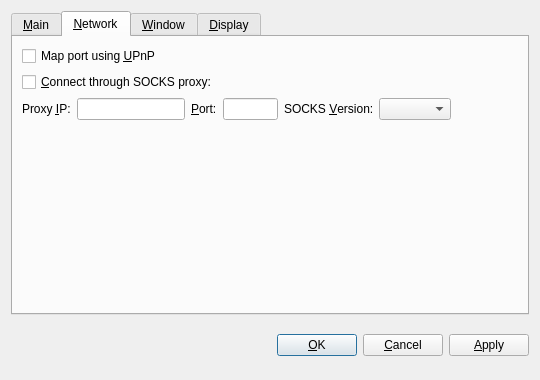
First picture: the form in src/qt/forms/optionsdialog.ui, repository CleanWaterCoin/cleanwatercoin, before the edit.
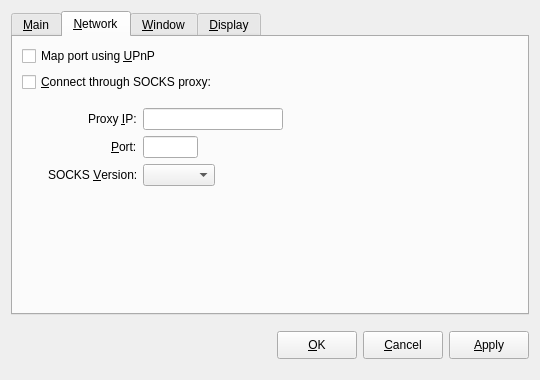
Second picture: the form after the edit. The open tabs and pages were chosen to show the change. Custom widgets are drawn as their Qt base class.

```diff
--- a/src/qt/forms/optionsdialog.ui
+++ b/src/qt/forms/optionsdialog.ui
@@ -137,8 +137,20 @@
         </widget>
        </item>
        <item>
-        <layout class="QHBoxLayout" name="horizontalLayout_Network">
-         <item>
+        <layout class="QFormLayout" name="formLayout">
+         <property name="fieldGrowthPolicy">
+          <enum>QFormLayout::AllNonFixedFieldsGrow</enum>
+         </property>
+         <property name="labelAlignment">
+          <set>Qt::AlignRight|Qt::AlignTrailing|Qt::AlignVCenter</set>
+         </property>
+         <property name="leftMargin">
+          <number>26</number>
+         </property>
+         <property name="topMargin">
+          <number>10</number>
+         </property>
+         <item row="0" column="0">
           <widget class="QLabel" name="proxyIpLabel">
            <property name="text">
             <string>Proxy &amp;IP:</string>
@@ -151,7 +163,7 @@
            </property>
           </widget>
          </item>
-         <item>
+         <item row="0" column="1">
           <widget class="QValidatedLineEdit" name="proxyIp">
            <property name="maximumSize">
             <size>
@@ -164,7 +176,7 @@
            </property>
           </widget>
          </item>
-         <item>
+         <item row="1" column="0">
           <widget class="QLabel" name="proxyPortLabel">
            <property name="text">
             <string>&amp;Port:</string>
@@ -177,7 +189,7 @@
            </property>
           </widget>
          </item>
-         <item>
+         <item row="1" column="1">
           <widget class="QLineEdit" name="proxyPort">
            <property name="maximumSize">
             <size>
@@ -190,7 +202,7 @@
            </property>
           </widget>
          </item>
-         <item>
+         <item row="2" column="0">
           <widget class="QLabel" name="socksVersionLabel">
            <property name="text">
             <string>SOCKS &amp;Version:</string>
@@ -203,26 +215,19 @@
            </property>
           </widget>
          </item>
-         <item>
+         <item row="2" column="1">
           <widget class="QValueComboBox" name="socksVersion">
+           <property name="sizePolicy">
+            <sizepolicy hsizetype="Maximum" vsizetype="Fixed">
+             <horstretch>0</horstretch>
+             <verstretch>0</verstretch>
+            </sizepolicy>
+           </property>
            <property name="toolTip">
             <string>SOCKS version of the proxy (e.g. 5)</string>
            </property>
           </widget>
          </item>
-         <item>
-          <spacer name="horizontalSpacer_Network">
-           <property name="orientation">
-            <enum>Qt::Horizontal</enum>
-           </property>
-           <property name="sizeHint" stdset="0">
-            <size>
-             <width>40</width>
-             <height>20</height>
-            </size>
-           </property>
-          </spacer>
-         </item>
         </layout>
        </item>
        <item>
@@ -418,30 +423,45 @@
       </spacer>
      </item>
      <item>
-      <widget class="QPushButton" name="okButton">
+      <widget class="QToolButton" name="okButton">
+       <property name="minimumSize">
+        <size>
+         <width>80</width>
+         <height>28</height>
+        </size>
+       </property>
        <property name="text">
         <string>&amp;OK</string>
        </property>
       </widget>
      </item>
      <item>
-      <widget class="QPushButton" name="cancelButton">
+      <widget class="QToolButton" name="cancelButton">
+       <property name="minimumSize">
+        <size>
+         <width>80</width>
+         <height>28</height>
+        </size>
+       </property>
        <property name="text">
         <string>&amp;Cancel</string>
        </property>
-       <property name="autoDefault">
-        <bool>false</bool>
-       </property>
       </widget>
      </item>
      <item>
-      <widget class="QPushButton" name="applyButton">
+      <widget class="QToolButton" name="applyButton">
+       <property name="minimumSize">
+        <size>
+         <width>80</width>
+         <height>28</height>
+        </size>
+       </property>
+       <property name="focusPolicy">
+        <enum>Qt::StrongFocus</enum>
+       </property>
        <property name="text">
         <string>&amp;Apply</string>
        </property>
-       <property name="autoDefault">
-        <bool>false</bool>
-       </property>
       </widget>
      </item>
     </layout>
@@ -449,9 +469,14 @@
   </layout>
  </widget>
  <customwidgets>
+  <customwidget>
+   <class>QValidatedLineEdit</class>
+   <extends>QLineEdit</extends>
+   <header>qvalidatedlineedit.h</header>
+  </customwidget>
   <customwidget>
    <class>BitcoinAmountField</class>
-   <extends>QSpinBox</extends>
+   <extends>QLineEdit</extends>
    <header>bitcoinamountfield.h</header>
   </customwidget>
   <customwidget>
@@ -459,11 +484,6 @@
    <extends>QComboBox</extends>
    <header>qvaluecombobox.h</header>
   </customwidget>
-  <customwidget>
-   <class>QValidatedLineEdit</class>
-   <extends>QLineEdit</extends>
-   <header>qvalidatedlineedit.h</header>
-  </customwidget>
  </customwidgets>
  <resources/>
  <connections/>
```
Left out of the diff: 3 changed lines with no effect on the pictures.
